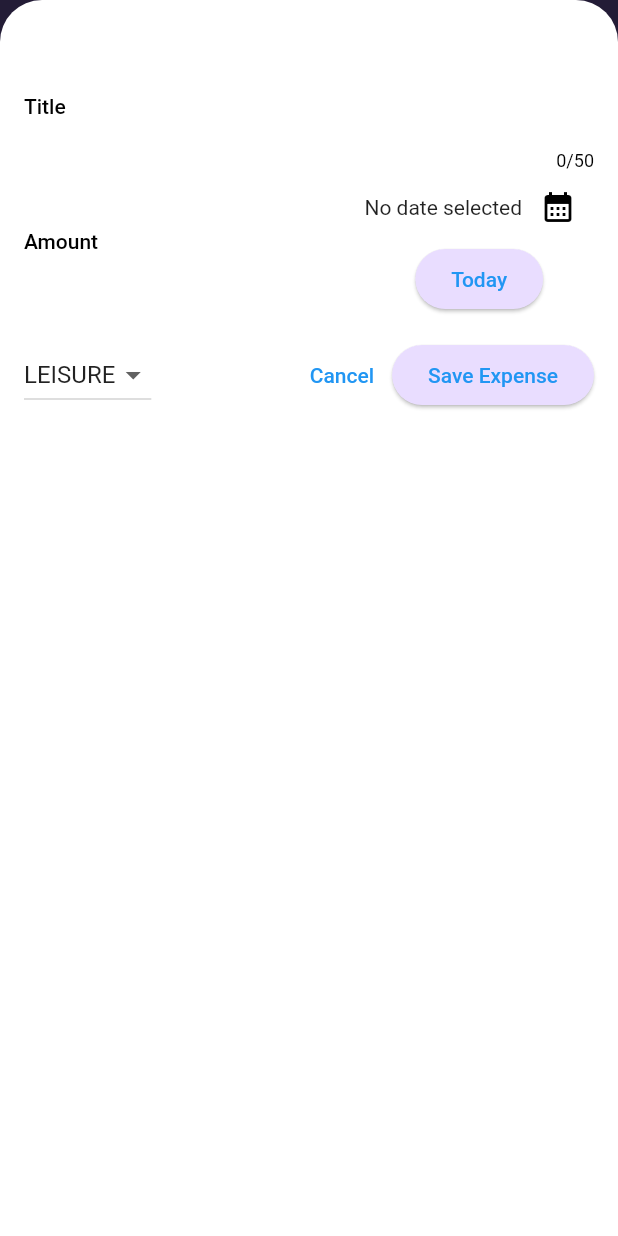
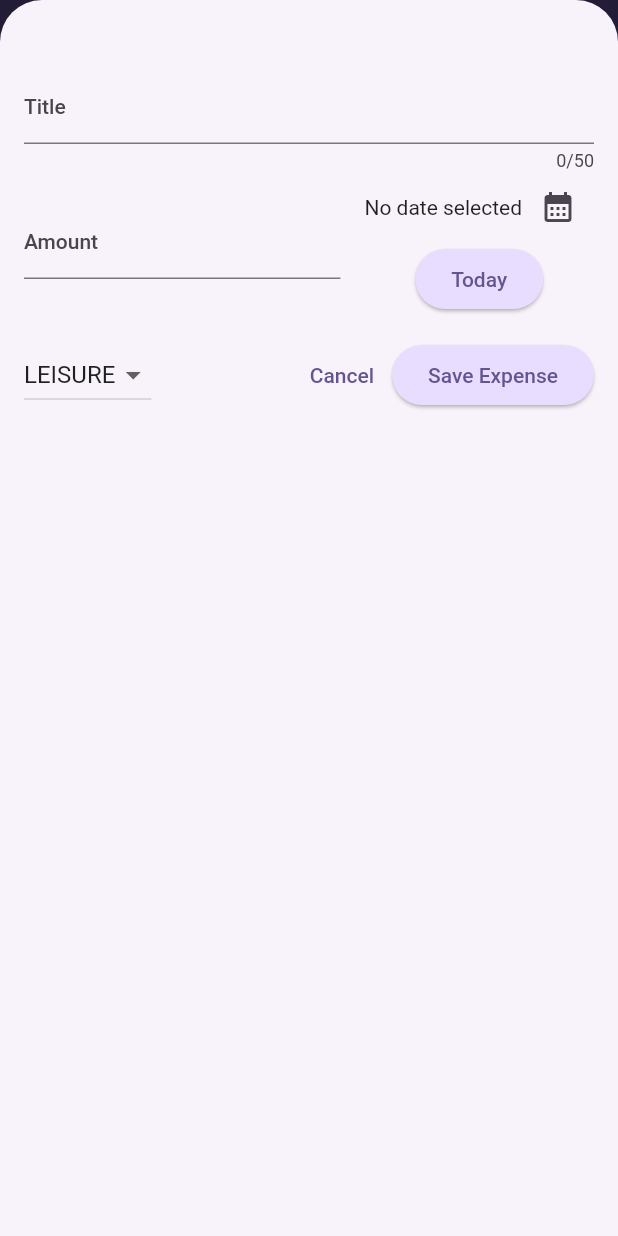
Before and after one commit to diegoDeMiguelNA/expenses_calculator, a Flutter app: the screen it shows after launch, after a tap on the "add" icon, on a phone screen of 412 x 824 dp. Run offline on Flutter 3.47's test engine with Material 2 defaults, Android fonts, the phone set to English and light mode, and no system bars.

Commit message:
applied dark theme to the app

```diff
--- a/lib/main.dart
+++ b/lib/main.dart
@@ -6,20 +6,44 @@
   seedColor: const Color.fromARGB(255, 96, 59, 181),
 );
 
+var kDarkColorScheme = ColorScheme.fromSeed(
+    seedColor: const Color.fromARGB(255, 5, 99, 125),
+    brightness: Brightness.dark);
+
 void main() {
   runApp(
     MaterialApp(
       debugShowCheckedModeBanner: false,
+      darkTheme: ThemeData.dark().copyWith(
+        useMaterial3: true,
+        colorScheme: kDarkColorScheme,
+        cardTheme: const CardTheme().copyWith(
+          color: kDarkColorScheme.secondaryContainer,
+          margin: const EdgeInsets.symmetric(
+            horizontal: 16,
+            vertical: 8,
+          ),
+        ),
+        elevatedButtonTheme: ElevatedButtonThemeData(
+          style: ElevatedButton.styleFrom(
+            backgroundColor: kDarkColorScheme.primaryContainer,
+            foregroundColor: kDarkColorScheme.onPrimaryContainer,
+          ),
+        ),
+      ),
       theme: ThemeData().copyWith(
         useMaterial3: true,
-          scaffoldBackgroundColor: const Color.fromARGB(255, 220, 189, 252),
+        colorScheme: kColorScheme,
         appBarTheme: const AppBarTheme().copyWith(
           backgroundColor: kColorScheme.onPrimaryContainer,
           foregroundColor: kColorScheme.primaryContainer,
         ),
         cardTheme: const CardTheme().copyWith(
           color: kColorScheme.secondaryContainer,
-            margin: const EdgeInsets.symmetric(horizontal: 16, vertical: 8),
+          margin: const EdgeInsets.symmetric(
+            horizontal: 16,
+            vertical: 8,
+          ),
         ),
         elevatedButtonTheme: ElevatedButtonThemeData(
           style: ElevatedButton.styleFrom(
@@ -30,8 +54,10 @@
               titleLarge: TextStyle(
                 fontWeight: FontWeight.bold,
                 color: kColorScheme.onSecondaryContainer,
-                    fontSize: 16),
-              )),
+                fontSize: 16,
+              ),
+            ),
+      ),
       home: const Expenses(),
     ),
   );
```
Lines whose indentation alone changed are shown as unchanged.
